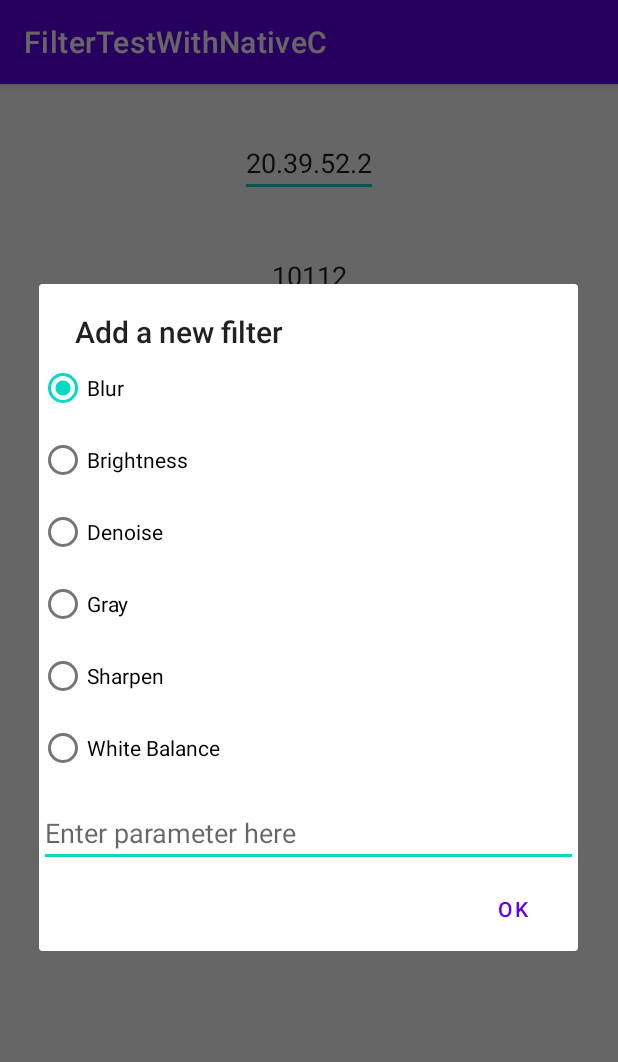
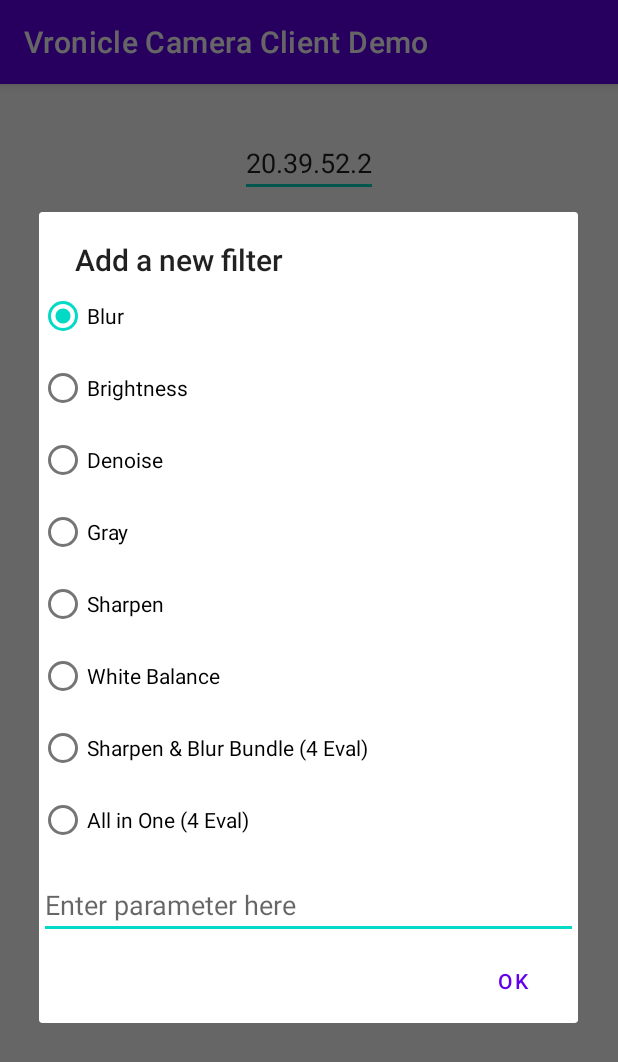
Before and after one commit to trusslab/vronicle, an Android app: the screen it shows after launch (MainActivity), after a tap on "ADD FILTER", on a phone screen of 412 x 824 dp. Shown: the top 1062 px of the screen. Run offline under Robolectric (Android 15) with nearby library versions, the phone set to English and light mode, and no system bars; libraries missing offline, so code that uses them is left out: com.anggrayudi.storage, com.google.api.client; 9 statements that could not run were skipped.

Commit message:
ver_used_4_eval

```diff
--- a/FilterTestWithNativeC/app/src/main/AndroidManifest.xml
+++ b/FilterTestWithNativeC/app/src/main/AndroidManifest.xml
@@ -7,6 +7,7 @@
 
     <uses-permission android:name="android.permission.READ_EXTERNAL_STORAGE" />
     <uses-permission android:name="android.permission.WRITE_EXTERNAL_STORAGE" />
+    <uses-permission android:name="android.permission.MANAGE_EXTERNAL_STORAGE"/>
     <uses-permission android:name="android.permission.INTERNET" />
 
     <application
@@ -15,6 +16,7 @@
         android:label="@string/app_name"
         android:roundIcon="@mipmap/ic_launcher_round"
         android:supportsRtl="true"
+        android:requestLegacyExternalStorage="true"
         android:theme="@style/Theme.FilterTestWithNativeC">
         <activity android:name=".MainActivity">
             <intent-filter>
--- a/FilterTestWithNativeC/app/src/main/res/layout/activity_main.xml
+++ b/FilterTestWithNativeC/app/src/main/res/layout/activity_main.xml
@@ -131,7 +131,19 @@
         android:layout_width="wrap_content"
         android:layout_height="wrap_content"
         android:layout_marginTop="30dp"
+        android:visibility="invisible"
         android:text="Upload"
+        app:layout_constraintLeft_toLeftOf="parent"
+        app:layout_constraintRight_toRightOf="parent"
+        app:layout_constraintTop_toBottomOf="@+id/activity_main_add_filter_button"
+        />
+
+    <Button
+        android:id="@+id/activity_main_eval_button"
+        android:layout_width="wrap_content"
+        android:layout_height="wrap_content"
+        android:layout_marginTop="30dp"
+        android:text="Eval"
         app:layout_constraintLeft_toLeftOf="parent"
         app:layout_constraintRight_toRightOf="parent"
         app:layout_constraintTop_toBottomOf="@+id/activity_main_add_filter_button"
--- a/FilterTestWithNativeC/app/src/main/res/layout/add_filter.xml
+++ b/FilterTestWithNativeC/app/src/main/res/layout/add_filter.xml
@@ -51,6 +51,18 @@
             android:layout_height="wrap_content"
             android:text="White Balance"/>
 
+        <RadioButton
+            android:id="@+id/add_filter_test_bundle_sharpen_and_blur_radioButton"
+            android:layout_width="match_parent"
+            android:layout_height="wrap_content"
+            android:text="Sharpen &amp; Blur Bundle (4 Eval)"/>
+
+        <RadioButton
+            android:id="@+id/add_filter_all_in_one_radioButton"
+            android:layout_width="match_parent"
+            android:layout_height="wrap_content"
+            android:text="All in One (4 Eval)"/>
+
     </RadioGroup>
 
     <EditText
--- a/FilterTestWithNativeC/app/src/main/res/values/strings.xml
+++ b/FilterTestWithNativeC/app/src/main/res/values/strings.xml
@@ -1,5 +1,5 @@
 <resources>
-    <string name="app_name">FilterTestWithNativeC</string>
+    <string name="app_name">Vronicle Camera Client Demo</string>
     <string name="google_play_services_not_available">Google Play Services not available!</string>
     <string name="safetynet_quote_requested">SafetyNet quote is requested!</string>
 </resources>
```
Also changed, not shown: FilterTestWithNativeC/app/src/main/java/com/example/filtertestwithnativec/MainActivity.kt (+82 -7 lines), 2 other files.
